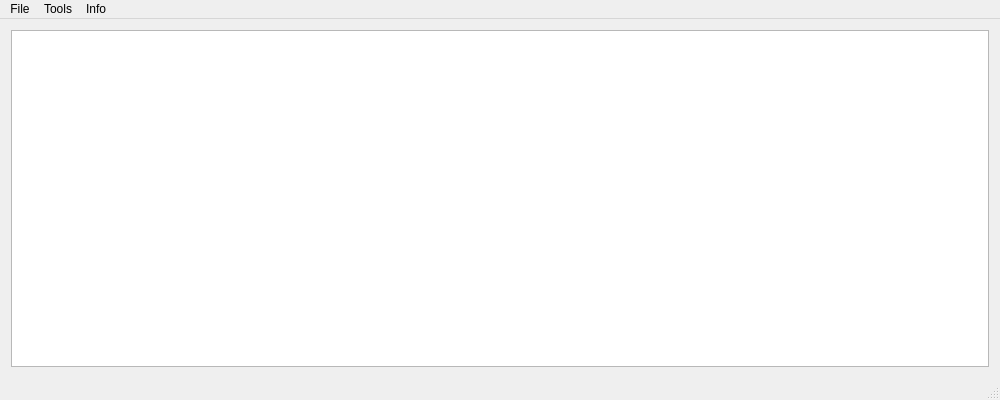
mym-br/gama_tts_editor, file ui/MainWindow.ui: the form before one commit.
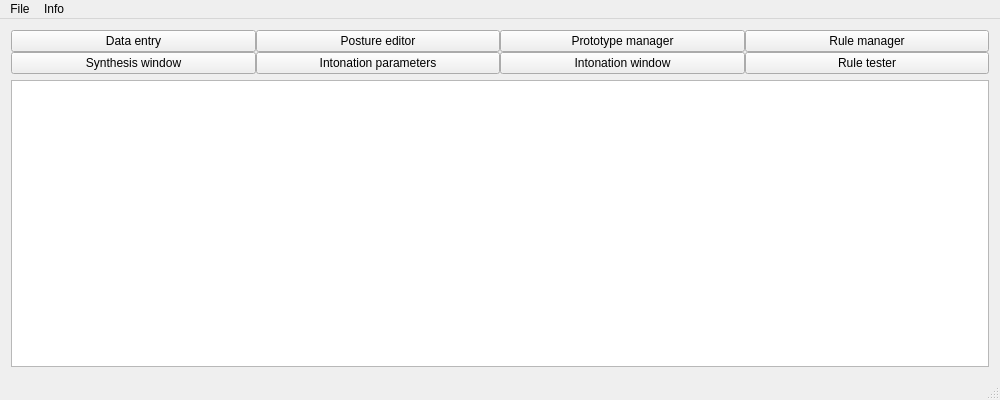
The form after the commit.

Commit message: Adjustments to the main window.

What changed in the file:
```diff
--- a/ui/MainWindow.ui
+++ b/ui/MainWindow.ui
@@ -15,6 +15,74 @@
   </property>
   <widget class="QWidget" name="centralWidget">
    <layout class="QVBoxLayout" name="verticalLayout">
+    <item>
+     <widget class="QWidget" name="widget" native="true">
+      <layout class="QGridLayout" name="gridLayout">
+       <property name="margin">
+        <number>0</number>
+       </property>
+       <property name="spacing">
+        <number>0</number>
+       </property>
+       <item row="0" column="0">
+        <widget class="QPushButton" name="dataEntryButton">
+         <property name="text">
+          <string>Data entry</string>
+         </property>
+        </widget>
+       </item>
+       <item row="0" column="3">
+        <widget class="QPushButton" name="ruleManagerButton">
+         <property name="text">
+          <string>Rule manager</string>
+         </property>
+        </widget>
+       </item>
+       <item row="0" column="2">
+        <widget class="QPushButton" name="prototypeManagerButton">
+         <property name="text">
+          <string>Prototype manager</string>
+         </property>
+        </widget>
+       </item>
+       <item row="0" column="1">
+        <widget class="QPushButton" name="postureEditorButton">
+         <property name="text">
+          <string>Posture editor</string>
+         </property>
+        </widget>
+       </item>
+       <item row="1" column="2">
+        <widget class="QPushButton" name="intonationWindowButton">
+         <property name="text">
+          <string>Intonation window</string>
+         </property>
+        </widget>
+       </item>
+       <item row="1" column="3">
+        <widget class="QPushButton" name="ruleTesterButton">
+         <property name="text">
+          <string>Rule tester</string>
+         </property>
+        </widget>
+       </item>
+       <item row="1" column="0">
+        <widget class="QPushButton" name="synthesisWindowButton">
+         <property name="text">
+          <string>Synthesis window</string>
+         </property>
+        </widget>
+       </item>
+       <item row="1" column="1">
+        <widget class="QPushButton" name="intonationParametersButton">
+         <property name="text">
+          <string>Intonation parameters</string>
+         </property>
+        </widget>
+       </item>
+      </layout>
+     </widget>
+    </item>
     <item>
      <widget class="QPlainTextEdit" name="logTextEdit">
       <property name="readOnly">
@@ -47,23 +115,6 @@
     <addaction name="separator"/>
     <addaction name="quitAction"/>
    </widget>
-   <widget class="QMenu" name="menuTools">
-    <property name="title">
-     <string>Tools</string>
-    </property>
-    <addaction name="dataEntryAction"/>
-    <addaction name="postureEditorAction"/>
-    <addaction name="prototypeManagerAction"/>
-    <addaction name="transitionEditorAction"/>
-    <addaction name="specialTransitionEditorAction"/>
-    <addaction name="ruleManagerAction"/>
-    <addaction name="ruleEditorAction"/>
-    <addaction name="ruleTesterAction"/>
-    <addaction name="synthesisWindowAction"/>
-    <addaction name="synthesizerControlPanelAction"/>
-    <addaction name="intonationWindowAction"/>
-    <addaction name="intonationParametersAction"/>
-   </widget>
    <widget class="QMenu" name="menuInfo">
     <property name="title">
      <string>Info</string>
@@ -71,7 +122,6 @@
     <addaction name="aboutAction"/>
    </widget>
    <addaction name="menuFile"/>
-   <addaction name="menuTools"/>
    <addaction name="menuInfo"/>
   </widget>
   <widget class="QStatusBar" name="statusBar"/>
```
Left out of the diff: 65 changed lines with no effect on the pictures. The commit also changes 2 other files.
